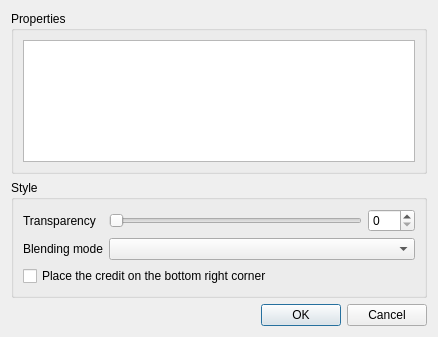
Old version of the form propertiesdialog.ui in the repository minorua/TileLayerPlugin.
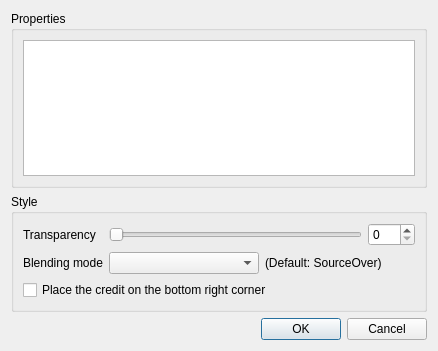
New version of the form.

The edit to the form file:
```diff
--- a/propertiesdialog.ui
+++ b/propertiesdialog.ui
@@ -7,7 +7,7 @@
     <x>0</x>
     <y>0</y>
     <width>438</width>
-    <height>337</height>
+    <height>351</height>
    </rect>
   </property>
   <property name="windowTitle">
@@ -43,14 +43,14 @@
         </property>
         <item>
          <layout class="QFormLayout" name="formLayout">
-          <item row="0" column="0">
+          <item row="1" column="0">
            <widget class="QLabel" name="label">
             <property name="text">
              <string>Transparency</string>
             </property>
            </widget>
           </item>
-          <item row="0" column="1">
+          <item row="1" column="1">
            <layout class="QHBoxLayout" name="horizontalLayout_3">
             <item>
              <widget class="QSlider" name="horizontalSlider_Transparency">
@@ -71,15 +71,29 @@
             </item>
            </layout>
           </item>
-          <item row="1" column="0">
+          <item row="2" column="0">
            <widget class="QLabel" name="label_2">
             <property name="text">
              <string>Blending mode</string>
             </property>
            </widget>
           </item>
-          <item row="1" column="1">
-           <widget class="QComboBox" name="comboBox_BlendingMode"/>
+          <item row="2" column="1">
+           <layout class="QHBoxLayout" name="horizontalLayout">
+            <item>
+             <widget class="QComboBox" name="comboBox_BlendingMode"/>
+            </item>
+            <item>
+             <widget class="QLabel" name="label_3">
+              <property name="text">
+               <string>(Default: SourceOver)</string>
+              </property>
+              <property name="alignment">
+               <set>Qt::AlignLeading|Qt::AlignLeft|Qt::AlignVCenter</set>
+              </property>
+             </widget>
+            </item>
+           </layout>
           </item>
          </layout>
         </item>
```
